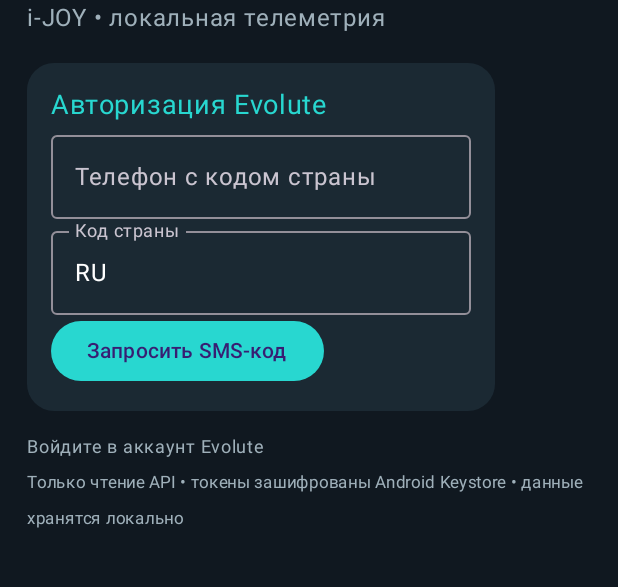
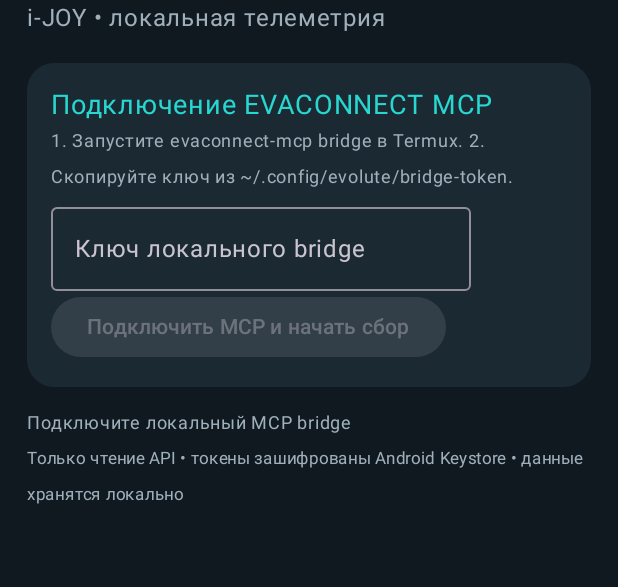
Before and after one commit to cthfyn77-sketch/evolute-telemetry-pro-, an Android app built with Jetpack Compose: the screen it shows after launch (MainActivity), on a phone screen of 412 x 824 dp, the part 113-700 px from its top. Run offline under Robolectric (Android 15) with nearby library versions, the phone set to English and light mode, and no system bars; 2 statements that could not run were skipped.

Commit message:
Configure Android app to authenticate with local MCP bridge

```diff
--- a/app/src/main/java/com/evolute/telemetrypro/MainActivity.kt
+++ b/app/src/main/java/com/evolute/telemetrypro/MainActivity.kt
@@ -28,7 +28,7 @@ import com.evolute.telemetrypro.data.ApiClient
 import com.evolute.telemetrypro.data.BatteryHistoryAnalyzer
 import com.evolute.telemetrypro.data.ChargingSessionAnalyzer
 import com.evolute.telemetrypro.data.DrivingEfficiencyAnalyzer
-import com.evolute.telemetrypro.data.KeystoreTokenStore
+import com.evolute.telemetrypro.data.BridgeConfigStore
 import com.evolute.telemetrypro.data.SnapshotDb
 import com.evolute.telemetrypro.data.TripHistoryAnalyzer
 import com.evolute.telemetrypro.data.TripBatteryComparisonAnalyzer
@@ -53,22 +53,21 @@ private data class RefreshState(
 )
 
 class MainActivity : ComponentActivity() {
-    private lateinit var tokenStore: KeystoreTokenStore
+    private lateinit var bridgeStore: BridgeConfigStore
     private val notificationPermission = registerForActivityResult(ActivityResultContracts.RequestPermission()) { }
     override fun onCreate(savedInstanceState: Bundle?) {
         super.onCreate(savedInstanceState)
-        tokenStore = KeystoreTokenStore(this)
+        bridgeStore = BridgeConfigStore(this)
         if (Build.VERSION.SDK_INT >= 33 && checkSelfPermission(Manifest.permission.POST_NOTIFICATIONS) != PackageManager.PERMISSION_GRANTED) {
             notificationPermission.launch(Manifest.permission.POST_NOTIFICATIONS)
         }
-        val existingSession = runCatching { tokenStore.get() != null }.getOrDefault(false)
+        val existingSession = runCatching { bridgeStore.get() != null }.getOrDefault(false)
         setContent {
             TelemetryProApp(
                 hasSession = existingSession,
                 onSessionAvailable = { runCatching { tokenStore.get() != null }.getOrDefault(false) },
-                onRequestCode = { phone, country -> ApiClient(tokenStore).requestOtp(phone, country) },
-                onLogin = { phone, code ->
-                    ApiClient(tokenStore).signIn(phone, code)
+                onLogin = { token ->
+                    bridgeStore.save(token)
                     ContextCompat.startForegroundService(this, Intent(this, CollectorService::class.java))
                 },
                 onRefresh = {
@@ -126,8 +125,7 @@ class MainActivity : ComponentActivity() {
 private fun TelemetryProApp(
     hasSession: Boolean,
     onSessionAvailable: () -> Boolean,
-    onRequestCode: suspend (String, String) -> Unit,
-    onLogin: suspend (String, String) -> Unit,
+    onLogin: suspend (String) -> Unit,
     onRefresh: suspend () -> RefreshState,
     onTripHistory: suspend () -> TripHistoryAnalyzer.Report,
     onTripBatteryComparison: suspend () -> TripBatteryComparisonAnalyzer.Report,
@@ -136,13 +134,10 @@ private fun TelemetryProApp(
     onBatteryHistory: suspend (Long?) -> BatteryHistoryAnalyzer.Report
 ) {
     val scope = rememberCoroutineScope()
-    var phone by remember { mutableStateOf("") }
-    var country by remember { mutableStateOf("RU") }
-    var code by remember { mutableStateOf("") }
+    var bridgeToken by rememberSaveable { mutableStateOf("") }
     var session by remember { mutableStateOf(hasSession) }
     var busy by remember { mutableStateOf(false) }
-    var status by remember { mutableStateOf(if (hasSession) "Сессия найдена" else "Войдите в аккаунт Evolute") }
-    var smsSent by remember { mutableStateOf(false) }
+    var status by remember { mutableStateOf(if (hasSession) "MCP bridge настроен" else "Подключите локальный MCP bridge") }
     var tab by remember { mutableStateOf("Главная") }
     var showAdditional by rememberSaveable { mutableStateOf(true) }
     var showTechnicalSensors by rememberSaveable { mutableStateOf(true) }
@@ -269,33 +264,24 @@ private fun TelemetryProApp(
             if (!session) {
                 Card(colors = CardDefaults.cardColors(containerColor = Panel), shape = RoundedCornerShape(18.dp)) {
                     Column(Modifier.padding(16.dp)) {
-                        Text("Авторизация Evolute", color = Cyan, fontSize = 18.sp)
-                        OutlinedTextField(phone, { phone = it.filter(Char::isDigit).take(15) }, label = { Text("Телефон с кодом страны") }, singleLine = true)
-                        OutlinedTextField(country, { country = it.take(2).uppercase() }, label = { Text("Код страны") }, singleLine = true)
-                        Button(enabled = !busy, onClick = {
+                        Text("Подключение EVACONNECT MCP", color = Cyan, fontSize = 18.sp)
+                        Text("1. Запустите evaconnect-mcp bridge в Termux. 2. Скопируйте ключ из ~/.config/evolute/bridge-token.", color = Muted, fontSize = 12.sp)
+                        OutlinedTextField(
+                            bridgeToken, { bridgeToken = it.trim() },
+                            label = { Text("Ключ локального bridge") },
+                            singleLine = true
+                        )
+                        Button(enabled = !busy && bridgeToken.length >= 32, onClick = {
                             busy = true
                             scope.launch {
                                 try {
-                                    withContext(Dispatchers.IO) { onRequestCode(phone, country) }
-                                    smsSent = true; status = "SMS-код запрошен"
-                                } catch (e: Exception) { status = e.message ?: "Не удалось запросить код" }
+                                    withContext(Dispatchers.IO) { onLogin(bridgeToken) }
+                                    session = true
+                                    status = "Ключ сохранён в Android Keystore • сбор через MCP запущен"
+                                } catch (e: Exception) { status = e.message ?: "Не удалось сохранить ключ" }
                                 finally { busy = false }
                             }
-                        }) { Text(if (busy) "Подождите…" else "Запросить SMS-код") }
-                        if (smsSent) {
-                            OutlinedTextField(code, { code = it.filter(Char::isDigit).take(8) }, label = { Text("Код из SMS") }, singleLine = true)
-                            Button(enabled = !busy, onClick = {
-                                busy = true
-                                scope.launch {
-                                    try {
-                                        withContext(Dispatchers.IO) { onLogin(phone, code) }
-                                        session = true
-                                        status = "Авторизация успешна • сбор запущен автоматически"
-                                    } catch (e: Exception) { status = e.message ?: "Ошибка входа" }
-                                    finally { busy = false }
-                                }
-                            }) { Text("Войти и начать сбор") }
-                        }
+                        }) { Text(if (busy) "Подождите…" else "Подключить MCP и начать сбор") }
                     }
                 }
             } else {
```
